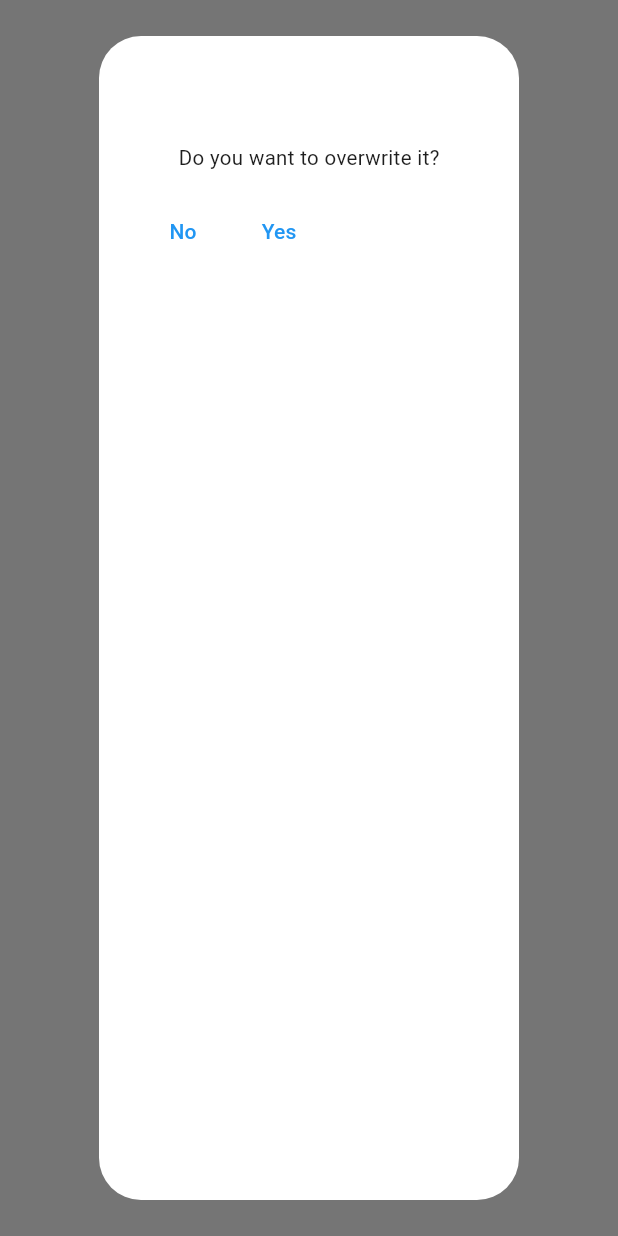
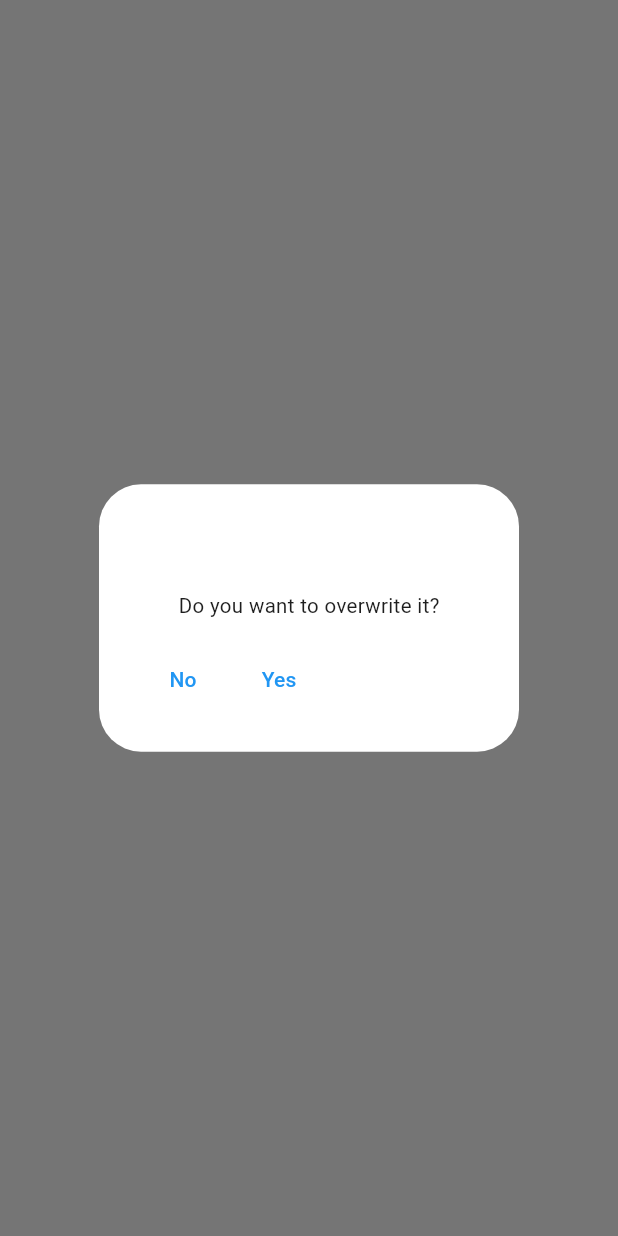
Before and after one commit to krysnkem/hng11-nfc-grocery-tracker, a Flutter app: what confirmShouldOverWrite() shows on an empty page, opened directly with empty values, on a phone screen of 412 x 824 dp. Run offline on Flutter 3.47's test engine with Material 3 defaults, Android fonts, the phone set to English and light mode, and no system bars; drawn by our look-alikes of oktoast; our stand-ins replace device_info_plus, equatable, flutter_riverpod, flutter_screenutil, flutter_secure_storage, flutter_svg and 2 more; missing offline and left inert: nfc_manager; accounts and stored records are empty; Roboto replaces fonts that are missing (SF Pro Display).

Commit message:
fix alert dialog for overwriting tag

```diff
--- a/lib/screens/main/home/widgets/confirm_should_over_write.dart
+++ b/lib/screens/main/home/widgets/confirm_should_over_write.dart
@@ -7,7 +7,9 @@ Future<bool> confirmShouldOverWrite(BuildContext context, {String? title}) {
     context: context,
     builder: (context) => AlertDialog(
       title: Text(title ?? 'Your tag is not emtpy'),
+      backgroundColor: Colors.white,
       content: Column(
+        mainAxisSize: MainAxisSize.min,
         children: [
           const Text('Do you want to overwrite it?'),
           16.sp.sbH,
```
Also changed, not shown: lib/screens/main/add-item/add-item-screen.dart (+18 -0 lines).
